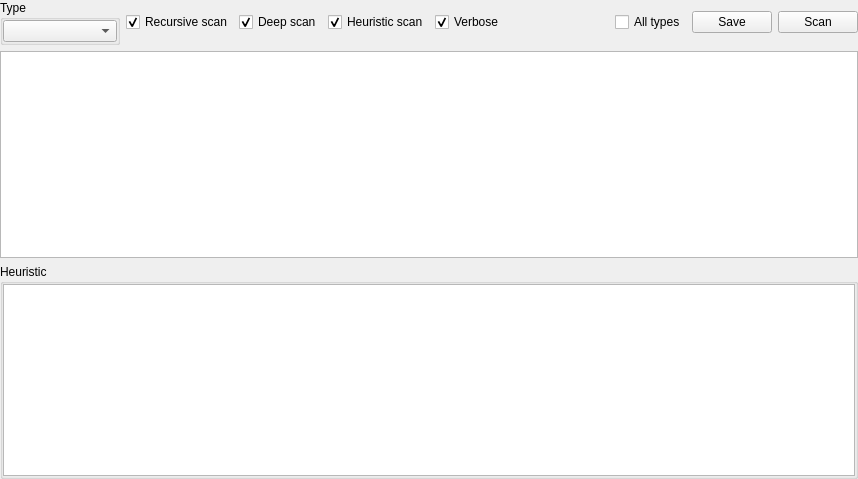
Before: the Qt Designer form nfdwidgetadvanced.ui in horsicq/nfd_widget, drawn with Qt 5.
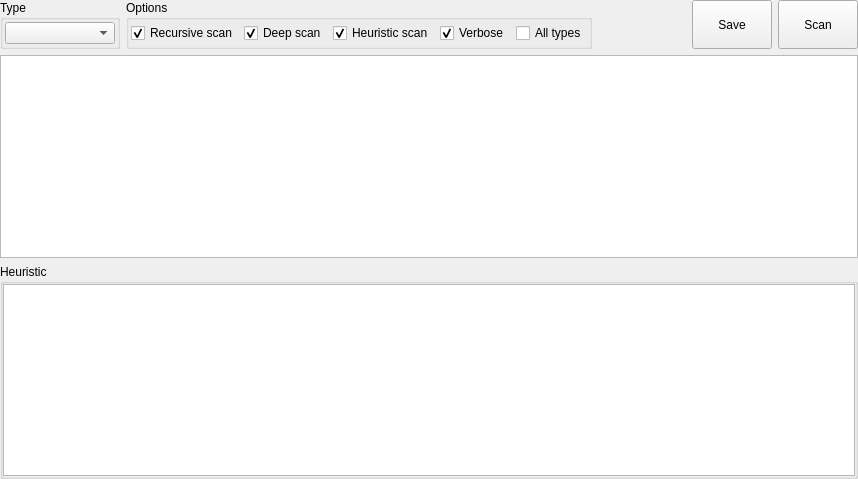
After: the same form once the commit is applied.

Diff of the .ui file:
```diff
--- a/nfdwidgetadvanced.ui
+++ b/nfdwidgetadvanced.ui
@@ -41,16 +41,16 @@
        </property>
        <layout class="QVBoxLayout" name="verticalLayout_2">
         <property name="leftMargin">
-         <number>0</number>
+         <number>2</number>
         </property>
         <property name="topMargin">
-         <number>0</number>
+         <number>2</number>
         </property>
         <property name="rightMargin">
-         <number>0</number>
+         <number>2</number>
         </property>
         <property name="bottomMargin">
-         <number>0</number>
+         <number>2</number>
         </property>
         <item>
          <widget class="QComboBox" name="comboBoxType"/>
@@ -59,6 +59,30 @@
       </widget>
      </item>
      <item>
+      <widget class="QGroupBox" name="groupBoxOptions">
+       <property name="minimumSize">
+        <size>
+         <width>120</width>
+         <height>0</height>
+        </size>
+       </property>
+       <property name="title">
+        <string>Options</string>
+       </property>
+       <layout class="QHBoxLayout" name="horizontalLayout_2">
+        <property name="leftMargin">
+         <number>2</number>
+        </property>
+        <property name="topMargin">
+         <number>2</number>
+        </property>
+        <property name="rightMargin">
+         <number>2</number>
+        </property>
+        <property name="bottomMargin">
+         <number>2</number>
+        </property>
+        <item>
       <widget class="QCheckBox" name="checkBoxRecursiveScan">
        <property name="text">
         <string>Recursive scan</string>
@@ -99,6 +123,16 @@
       </widget>
      </item>
      <item>
+         <widget class="QCheckBox" name="checkBoxAllTypesScan">
+          <property name="text">
+           <string>All types</string>
+          </property>
+         </widget>
+        </item>
+       </layout>
+      </widget>
+     </item>
+     <item>
       <spacer name="horizontalSpacer">
        <property name="orientation">
         <enum>Qt::Horizontal</enum>
@@ -111,15 +145,14 @@
        </property>
       </spacer>
      </item>
-     <item>
-      <widget class="QCheckBox" name="checkBoxAllTypesScan">
-       <property name="text">
-        <string>All types</string>
-       </property>
-      </widget>
-     </item>
      <item>
       <widget class="QPushButton" name="pushButtonSave">
+       <property name="sizePolicy">
+        <sizepolicy hsizetype="Minimum" vsizetype="Minimum">
+         <horstretch>0</horstretch>
+         <verstretch>0</verstretch>
+        </sizepolicy>
+       </property>
        <property name="text">
         <string>Save</string>
        </property>
@@ -127,6 +160,12 @@
      </item>
      <item>
       <widget class="QPushButton" name="pushButtonScan">
+       <property name="sizePolicy">
+        <sizepolicy hsizetype="Minimum" vsizetype="Minimum">
+         <horstretch>0</horstretch>
+         <verstretch>0</verstretch>
+        </sizepolicy>
+       </property>
        <property name="text">
         <string>Scan</string>
        </property>
```
Lines whose indentation alone changed are shown as unchanged.
